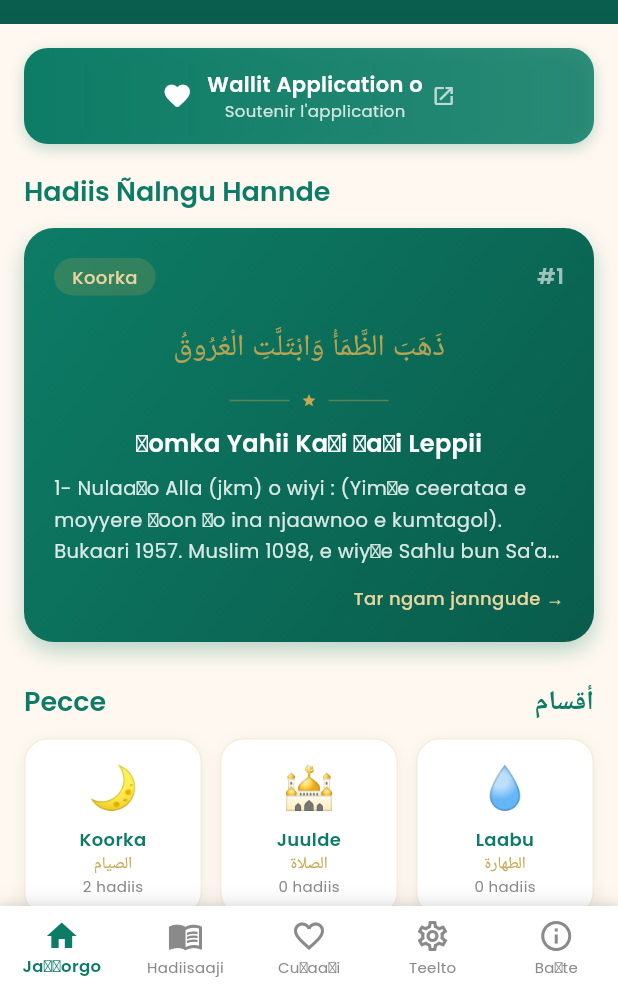
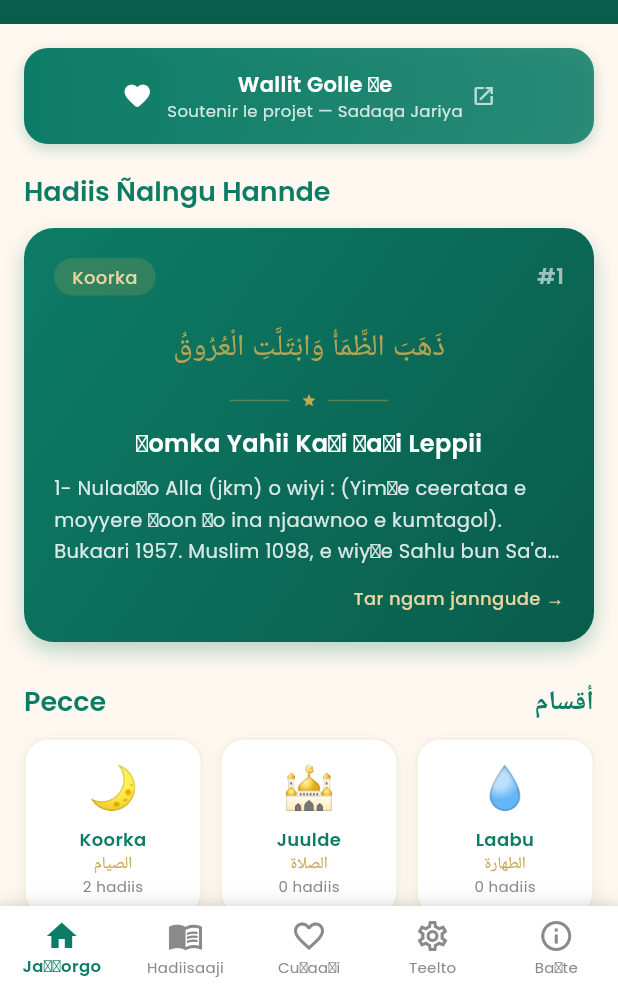
Before and after one commit to kawkumputer/hadisaaji, a Flutter app: the screen it shows after launch, on a phone screen of 412 x 824 dp, the part 246-1236 px from its top. Run offline on Flutter 3.47's test engine with Material 3 defaults, Android fonts, the phone set to English and light mode, and no system bars; our stand-ins replace flutter_local_notifications, flutter_timezone, google_fonts, just_audio, share_plus, shared_preferences and 2 more; accounts and stored records are empty.

Commit message:
Update donation text + move apps showcase below payment methods

```diff
--- a/lib/screens/about_screen.dart
+++ b/lib/screens/about_screen.dart
@@ -245,7 +245,7 @@ class AboutScreen extends StatelessWidget {
                         crossAxisAlignment: CrossAxisAlignment.start,
                         children: [
                           Text(
-                            'Wallit Application o',
+                            'Wallit Golle ɗe',
                             style: GoogleFonts.poppins(
                               fontSize: 15,
                               color: Colors.white,
--- a/lib/screens/home_screen.dart
+++ b/lib/screens/home_screen.dart
@@ -111,7 +111,7 @@ class HomeScreen extends StatelessWidget {
                           Column(
                             children: [
                               Text(
-                                'Wallit Application o',
+                                'Wallit Golle ɗe',
                                 style: GoogleFonts.poppins(
                                   fontSize: 14,
                                   color: Colors.white,
@@ -119,7 +119,7 @@ class HomeScreen extends StatelessWidget {
                                 ),
                               ),
                               Text(
-                                'Soutenir l\'application',
+                                'Soutenir le projet — Sadaqa Jariya',
                                 style: GoogleFonts.poppins(
                                   fontSize: 11,
                                   color: Colors.white.withValues(alpha: 0.8),
```
Also changed, not shown: 1 other file.
